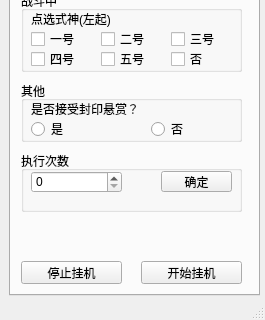
huangyisan/yys_assistant, file yyswindow.ui: the form before one commit; both pictures show x 0 to 265 and y 164 to 484 of the 265 by 484 pixel window.
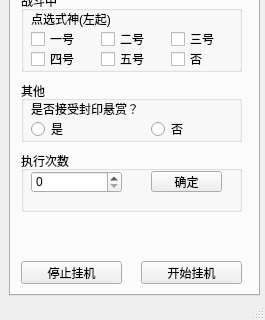
The form after the commit.

What changed in the file:
```diff
--- a/yyswindow.ui
+++ b/yyswindow.ui
@@ -657,7 +657,7 @@
       <widget class="QPushButton" name="btn_count_save">
        <property name="geometry">
         <rect>
-         <x>140</x>
+         <x>130</x>
          <y>20</y>
          <width>71</width>
          <height>21</height>
```
